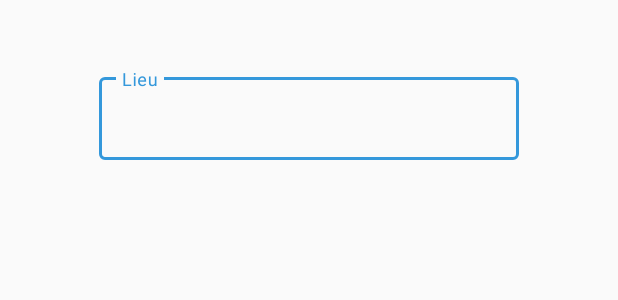
After one commit to fouomene/Mareu, an Android app: the layout layout_place_dialog.xml on its own in the app's theme, with its tools: preview values and no code run, on a phone screen of 412 x 824 dp. The commit adds this screen. Shown: the top 300 px of the screen. Run offline under Robolectric (Android 15) with nearby library versions, the phone set to English and light mode, and no system bars.

Commit message:
1.2.6 - Create 'layout_place_dialog' and 'layout_time_dialog'

```diff
--- /dev/null
+++ b/app/src/main/res/layout/layout_place_dialog.xml
@@ -0,0 +1,26 @@
+<?xml version="1.0" encoding="utf-8"?>
+<RelativeLayout
+    xmlns:android="http://schemas.android.com/apk/res/android"
+    xmlns:tools="http://schemas.android.com/tools"
+    android:layout_width="match_parent"
+    android:layout_height="match_parent"
+    android:padding="16dp">
+
+    <com.google.android.material.textfield.TextInputLayout
+        android:layout_width="match_parent"
+        android:layout_height="wrap_content"
+        android:layout_marginLeft="50dp"
+        android:layout_marginTop="30dp"
+        android:layout_marginRight="50dp"
+        android:hint="@string/place"
+        style="@style/Widget.MaterialComponents.TextInputLayout.OutlinedBox">
+
+        <AutoCompleteTextView
+            android:id="@+id/dialog_place_AutoCompleteTextView"
+            android:layout_width="match_parent"
+            android:layout_height="wrap_content"
+            android:padding="15dp" />
+
+    </com.google.android.material.textfield.TextInputLayout>
+
+</RelativeLayout>
```
Also changed, not shown: app/src/main/java/com/developpeuseoc/mareu/ui_meeting_list/ListMeetingActivity.java (+18 -0 lines), app/src/main/res/layout/layout_time_dialog.xml (added, +15 -0 lines).
